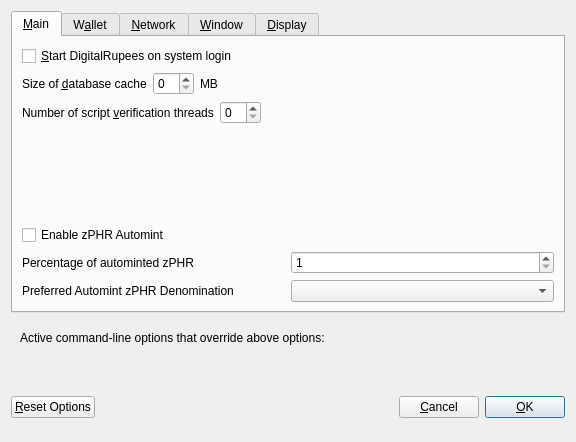
The window that src/qt/forms/optionsdialog.ui (digitalrupee-project/rupee) describes before a commit, drawn with Qt 5.
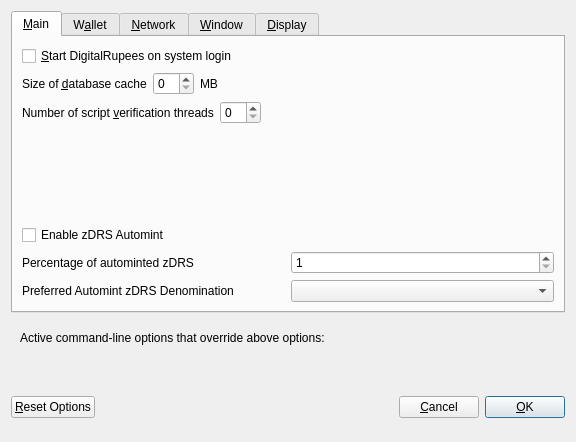
The same window after the commit. The open tabs and pages were chosen to show the change. Custom widgets are drawn as their Qt base class.

```diff
--- a/src/qt/forms/optionsdialog.ui
+++ b/src/qt/forms/optionsdialog.ui
@@ -139,7 +139,7 @@
           <enum>Qt::LeftToRight</enum>
          </property>
          <property name="text">
-          <string>Enable zPHR Automint</string>
+          <string>Enable zDRS Automint</string>
          </property>
         </widget>
        </item>
@@ -151,7 +151,7 @@
             <string>Percentage of incoming PHR which get automatically converted to zPHR via Zerocoin Protocol (min: 10%)</string>
            </property>
            <property name="text">
-            <string>Percentage of autominted zPHR</string>
+            <string>Percentage of autominted zDRS</string>
            </property>
           </widget>
          </item>
@@ -184,7 +184,7 @@
             <string>Wait with automatic conversion to Zerocoin until enough PHR for this denomination is available</string>
            </property>
            <property name="text">
-            <string>Preferred Automint zPHR Denomination</string>
+            <string>Preferred Automint zDRS Denomination</string>
            </property>
           </widget>
          </item>
```
Left out of the diff: 8 changed lines with no effect on the pictures.
